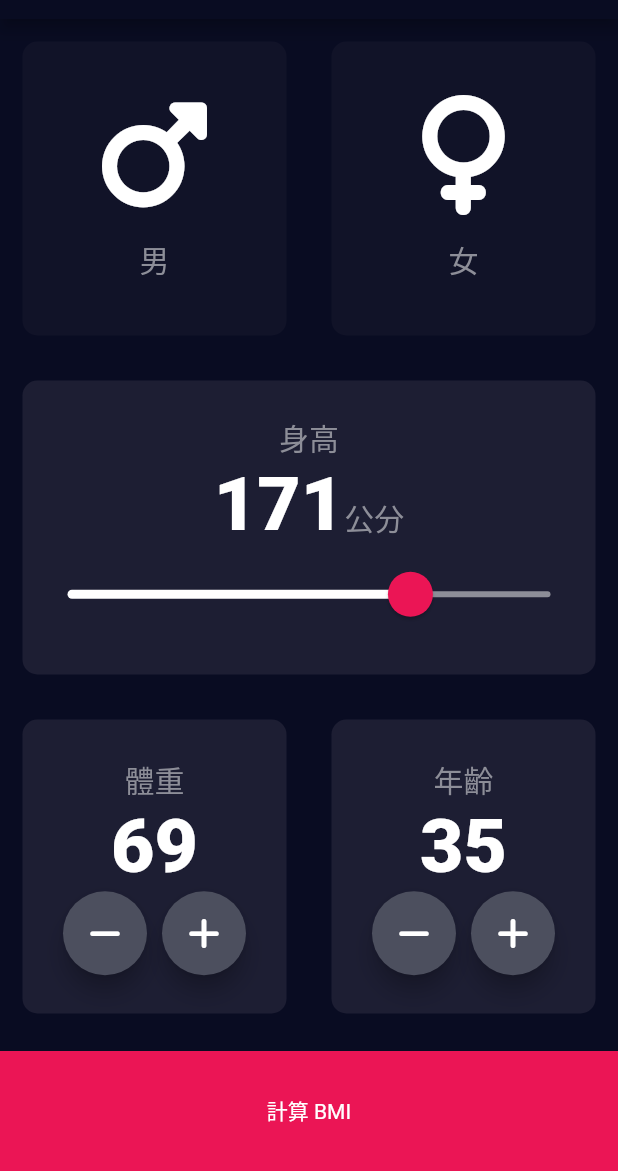
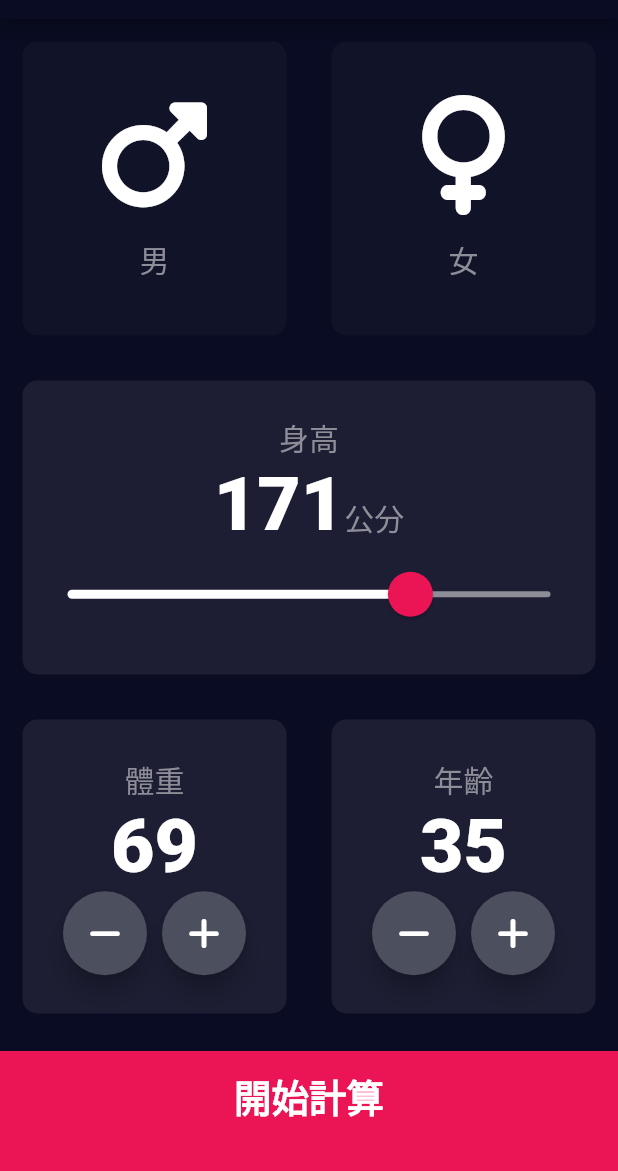
Before and after one commit to yusheng593/BMICalculator, a Flutter app: the screen it shows after launch, on a phone screen of 412 x 824 dp, the part 65-1236 px from its top. Run offline on Flutter 3.47's test engine with Material 2 defaults, Android fonts, the phone set to English and light mode, and no system bars; our stand-ins replace font_awesome_flutter.

Commit message:
designing the result page

```diff
--- a/lib/constants.dart
+++ b/lib/constants.dart
@@ -6,6 +6,7 @@ const kMaleLabel = '男';
 const kFemaleLabel = '女';
 const kUserHeightLabel = '身高';
 const kCentimeterLabel = '公分';
+const kBottomContainerText = '開始計算';
 const kBottomContainerHeight = 80.0;
 const kSliderMax = 200.0;
 const kSliderMin = 100.0;
@@ -20,6 +21,11 @@ const kInactiveCardColor = Color(0xFF111328);
 const kBottomContainerColor = Color(0xFFEB1555);
 const kSliderActiveColor = Color(0xFFFFFFFF);
 const kSliderInactiveColor = Color(0xFF8D8E98);
+const kLargeButtonTextStyle =
+    TextStyle(fontWeight: FontWeight.bold, fontSize: 25.0);
+const kTittleTextStyle = TextStyle(fontSize: 30.0, fontWeight: FontWeight.bold);
+const kResultTextStyle = TextStyle(
+    color: Color(0xFF24D876), fontSize: 22.0, fontWeight: FontWeight.bold);
 
 const kLabelTextStyle = TextStyle(
   fontSize: 20.0,
--- a/lib/input_page.dart
+++ b/lib/input_page.dart
@@ -217,14 +217,16 @@ class InputPageState extends State<InputPage> {
                   MaterialPageRoute(builder: (context) => ResultsPage()));
             },
             child: Container(
-              child: Center(
-                  child: Text(
-                '計算 BMI',
-              )),
               color: kBottomContainerColor,
               height: kBottomContainerHeight,
               width: double.infinity,
               margin: const EdgeInsets.only(top: 10.0),
+              padding: const EdgeInsets.only(bottom: 20.0),
+              child: const Center(
+                  child: Text(
+                kBottomContainerText,
+                style: kLargeButtonTextStyle,
+              )),
             ),
           )
         ],
```
Also changed, not shown: lib/results_page.dart (+47 -3 lines), 1 other file.
